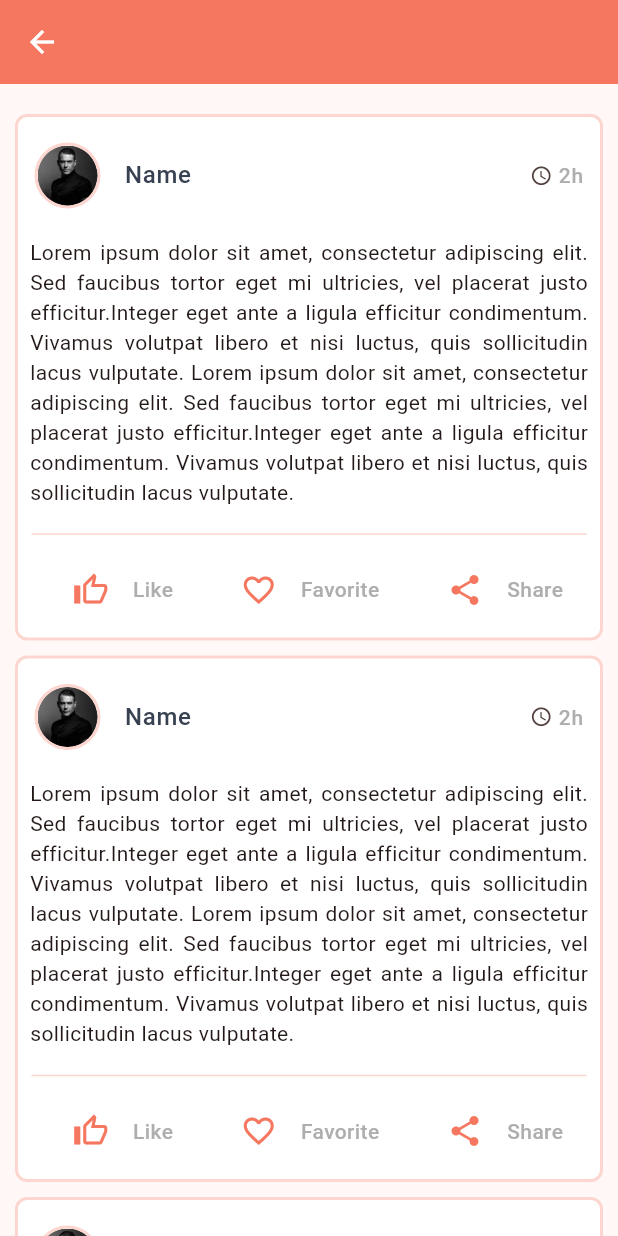
After one commit to ammardev99/Poem_Generator, a Flutter app: the CategoryfeedPage screen opened directly, on a phone screen of 412 x 824 dp. The commit adds this screen. Run offline on Flutter 3.47's test engine with Material 3 defaults, Android fonts, the phone set to English and light mode, and no system bars; our stand-ins replace awesome_bottom_bar, flutter_svg, get; missing offline and left inert: share_it.

Commit message:
set category feed page

```diff
--- a/lib/components/widgets.dart
+++ b/lib/components/widgets.dart
@@ -1,6 +1,6 @@
 import 'package:flutter/material.dart';
 import 'package:get/get.dart';
-import 'package:poem_generator/Screens/ineer%20screens/category_feed.dart';
+import 'package:poem_generator/modules/categoryfeed/category_feed.dart';
 import 'package:poem_generator/components/assets.dart';
 import 'package:poem_generator/models/category_model.dart';
 import 'package:poem_generator/modules/editprofile/view.dart';
--- a/lib/modules/auth/opt/view.dart
+++ b/lib/modules/auth/opt/view.dart
@@ -1,9 +1,9 @@
 import 'package:flutter/material.dart';
 import 'package:get/get.dart';
-import 'package:poem_generator/Screens/home.dart';
 import 'package:poem_generator/components/assets.dart';
 import 'package:poem_generator/components/widgets.dart';
 import 'package:poem_generator/modules/auth/mailverify/view.dart';
+import 'package:poem_generator/modules/poem_app.dart';
 
 import 'logic.dart';
 
@@ -42,7 +42,7 @@ class OptPage extends StatelessWidget {
                   ],
                 ),
                 const SizedBox(height: 20),
-                moveButtom("Confirm", context, const Home(), 'r'),
+                moveButtom("Confirm", context, const PoemApp(), 'r'),
                 sizeBox(10),
                 infoAction(
                   "Don't get code?",
--- a/lib/modules/auth/signup/view.dart
+++ b/lib/modules/auth/signup/view.dart
@@ -1,10 +1,10 @@
 import 'package:flutter/material.dart';
 import 'package:get/get.dart';
 import 'package:poem_generator/modules/auth/selectaccount.dart';
-import 'package:poem_generator/Screens/home.dart';
 import 'package:poem_generator/components/assets.dart';
 import 'package:poem_generator/components/widgets.dart';
 import 'package:poem_generator/modules/auth/login/view.dart';
+import 'package:poem_generator/modules/poem_app.dart';
 
 import 'logic.dart';
 
@@ -96,7 +96,7 @@ class SignupPage extends StatelessWidget {
                 // remember password
                 rememberPassword(),
                 const SizedBox(height: 40),
-                moveButtom("Sign up", context, const Home(), 'r'),
+                moveButtom("Sign up", context, const PoemApp(), 'r'),
                 sizeBox(10),
                 infoAction(
                   "Do you have an account?",
--- /dev/null
+++ b/lib/modules/categoryfeed/logic.dart
@@ -0,0 +1,7 @@
+import 'package:get/get.dart';
+
+import 'state.dart';
+
+class CategoryfeedLogic extends GetxController {
+  final CategoryfeedState state = CategoryfeedState();
+}
--- /dev/null
+++ b/lib/modules/categoryfeed/state.dart
@@ -0,0 +1,5 @@
+class CategoryfeedState {
+  CategoryfeedState() {
+    ///Initialize variables
+  }
+}
--- /dev/null
+++ b/lib/modules/categoryfeed/view.dart
@@ -0,0 +1,43 @@
+import 'package:flutter/material.dart';
+import 'package:get/get.dart';
+import 'package:poem_generator/components/assets.dart';
+import 'package:poem_generator/components/widgets.dart';
+
+import 'logic.dart';
+
+class CategoryfeedPage extends StatelessWidget {
+  CategoryfeedPage({Key? key}) : super(key: key);
+
+  final logic = Get.put(CategoryfeedLogic());
+  final state = Get.find<CategoryfeedLogic>().state;
+
+  @override
+  Widget build(BuildContext context) {
+    return SafeArea(
+      child: Scaffold(
+          appBar: AppBar(
+            leading: BackButton(
+              color: whiteColor,
+            ),
+            // title: myHeading(name, whiteColor),
+            backgroundColor: primaryColor,
+            centerTitle: true,
+          ),
+          body: Padding(
+            padding: const EdgeInsets.symmetric(horizontal: 10),
+            child: ListView(
+              physics: const BouncingScrollPhysics(),
+              children: [
+                sizeBox(20),
+                poemPost(context),
+                sizeBox(10),
+                poemPost(context),
+                sizeBox(10),
+                poemPost(context),
+                sizeBox(20),
+              ],
+            ),
+          )),
+    );
+  }
+}
```
Also changed, not shown: lib/Screens/home.dart (deleted, +0 -63 lines), lib/modules/categoryfeed/category_feed.dart (renamed from lib/Screens/ineer screens/category_feed.dart).
